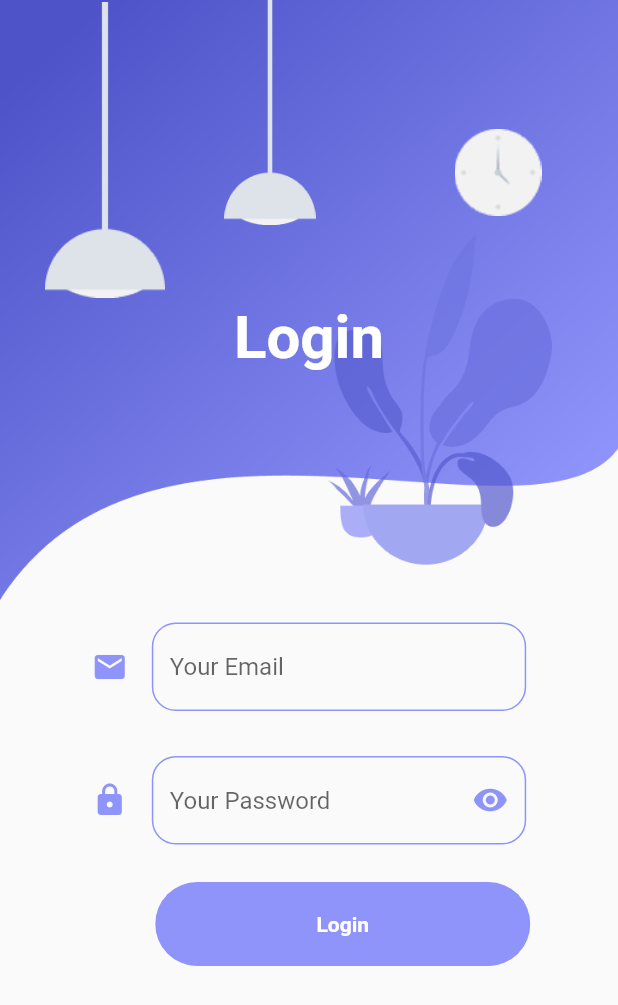
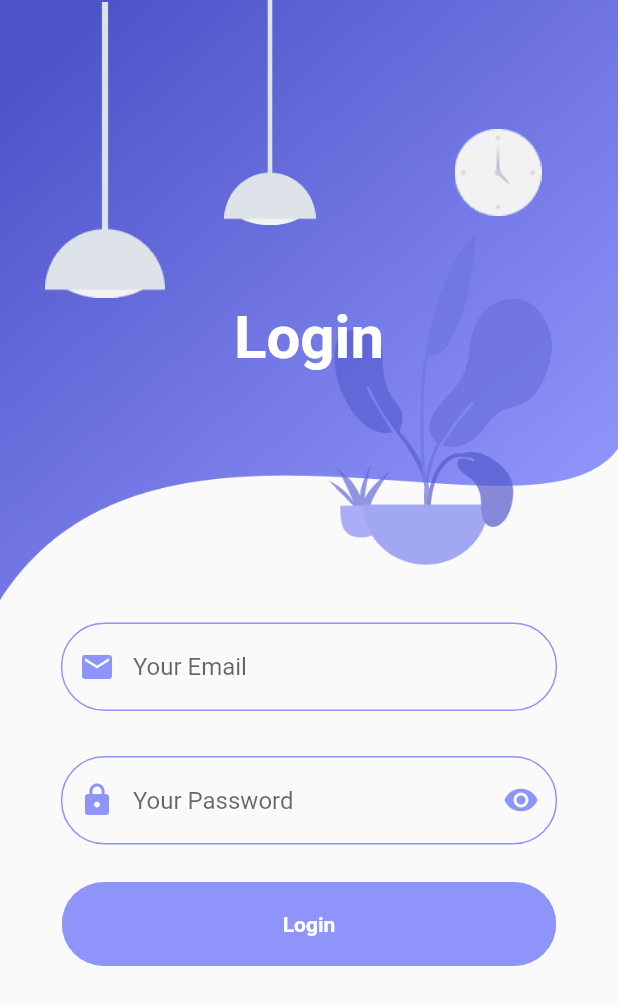
Before and after one commit to SajidAnTechie/IOT_Controller, a Flutter app: the screen it shows after launch, on a phone screen of 412 x 824 dp. Shown: the top 1005 px of the screen. Run offline on Flutter 3.47's test engine with Material 2 defaults, Android fonts, the phone set to English and light mode, and no system bars.

Commit message:
Add prefix icons in input field

```diff
--- a/lib/components/input_filed_container.dart
+++ b/lib/components/input_filed_container.dart
@@ -11,7 +11,7 @@ class InputFieldContainer extends StatelessWidget {
     return Container(
       margin: EdgeInsets.symmetric(vertical: 10),
       padding: EdgeInsets.symmetric(horizontal: 20, vertical: 5),
-      width: size.width * 0.8,
+      width: size.width * 0.9,
       decoration: BoxDecoration(
         //color: kPrimaryLightColor,
         borderRadius: BorderRadius.circular(29),
--- a/lib/components/input_password_field.dart
+++ b/lib/components/input_password_field.dart
@@ -33,7 +33,7 @@ class _InputPasswordFieldState extends State<InputPasswordField> {
               fontSize: 13,
             ),
             hintText: widget.hintText,
-            icon: Icon(
+            prefixIcon: Icon(
               Icons.lock,
               color: kPrimaryColor,
             ),
@@ -48,16 +48,16 @@ class _InputPasswordFieldState extends State<InputPasswordField> {
               color: kPrimaryColor,
             ),
             enabledBorder: OutlineInputBorder(
-                borderRadius: BorderRadius.circular(16),
+                borderRadius: BorderRadius.circular(29),
                 borderSide: BorderSide(color: kPrimaryColor)),
             focusedBorder: OutlineInputBorder(
-                borderRadius: BorderRadius.circular(16),
+                borderRadius: BorderRadius.circular(29),
                 borderSide: BorderSide(color: kPrimaryColor)),
             errorBorder: OutlineInputBorder(
-                borderRadius: BorderRadius.circular(16),
+                borderRadius: BorderRadius.circular(29),
                 borderSide: BorderSide(color: Colors.red[400])),
             focusedErrorBorder: OutlineInputBorder(
-                borderRadius: BorderRadius.circular(16),
+                borderRadius: BorderRadius.circular(29),
                 borderSide: BorderSide(color: Colors.red[400]))),
       ),
     );
--- a/lib/components/input_text_field.dart
+++ b/lib/components/input_text_field.dart
@@ -24,22 +24,22 @@ class InputTextField extends StatelessWidget {
               fontWeight: FontWeight.bold,
               fontSize: 13,
             ),
-            icon: Icon(
+            prefixIcon: Icon(
               icon,
               color: kPrimaryColor,
             ),
             hintText: hintText,
             enabledBorder: OutlineInputBorder(
-                borderRadius: BorderRadius.circular(16),
+                borderRadius: BorderRadius.circular(29),
                 borderSide: BorderSide(color: kPrimaryColor)),
             focusedBorder: OutlineInputBorder(
-                borderRadius: BorderRadius.circular(16),
+                borderRadius: BorderRadius.circular(29),
                 borderSide: BorderSide(color: kPrimaryColor)),
             errorBorder: OutlineInputBorder(
-                borderRadius: BorderRadius.circular(16),
+                borderRadius: BorderRadius.circular(29),
                 borderSide: BorderSide(color: Colors.red[400])),
             focusedErrorBorder: OutlineInputBorder(
-                borderRadius: BorderRadius.circular(16),
+                borderRadius: BorderRadius.circular(29),
                 borderSide: BorderSide(color: Colors.red[400]))),
       ),
     );
--- a/lib/components/rounded_button.dart
+++ b/lib/components/rounded_button.dart
@@ -16,15 +16,12 @@ class RoundedButton extends StatelessWidget {
   @override
   Widget build(BuildContext context) {
     Size size = MediaQuery.of(context).size;
-    return Padding(
-      padding: EdgeInsets.only(left: 45),
-      child: Container(
-        margin: EdgeInsets.symmetric(vertical: 10),
-        width: 250,
-        child: ClipRRect(
-          borderRadius: BorderRadius.circular(29),
-          child: newElevatedButton(),
-        ),
+    return Container(
+      margin: EdgeInsets.symmetric(vertical: 10),
+      width: size.width * 0.8,
+      child: ClipRRect(
+        borderRadius: BorderRadius.circular(29),
+        child: newElevatedButton(),
       ),
     );
   }
```
Also changed, not shown: lib/screens/home.dart (+8 -0 lines).
